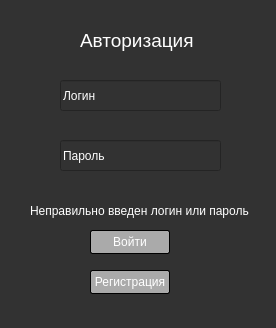
Above: autorization.ui from artik0811/ud_kursach before the change. Below: the same form after it.
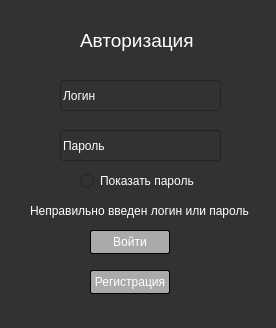
That is the form after the change.

What changed in the file:
```diff
--- a/autorization.ui
+++ b/autorization.ui
@@ -83,7 +83,7 @@
    <property name="geometry">
     <rect>
      <x>60</x>
-     <y>140</y>
+     <y>130</y>
      <width>161</width>
      <height>31</height>
     </rect>
@@ -140,6 +140,22 @@
     <string>Регистрация</string>
    </property>
   </widget>
+  <widget class="QRadioButton" name="radioButton">
+   <property name="geometry">
+    <rect>
+     <x>80</x>
+     <y>170</y>
+     <width>131</width>
+     <height>22</height>
+    </rect>
+   </property>
+   <property name="styleSheet">
+    <string notr="true">color: rgb(255,255,255)</string>
+   </property>
+   <property name="text">
+    <string>Показать пароль</string>
+   </property>
+  </widget>
  </widget>
  <resources/>
  <connections/>
```
